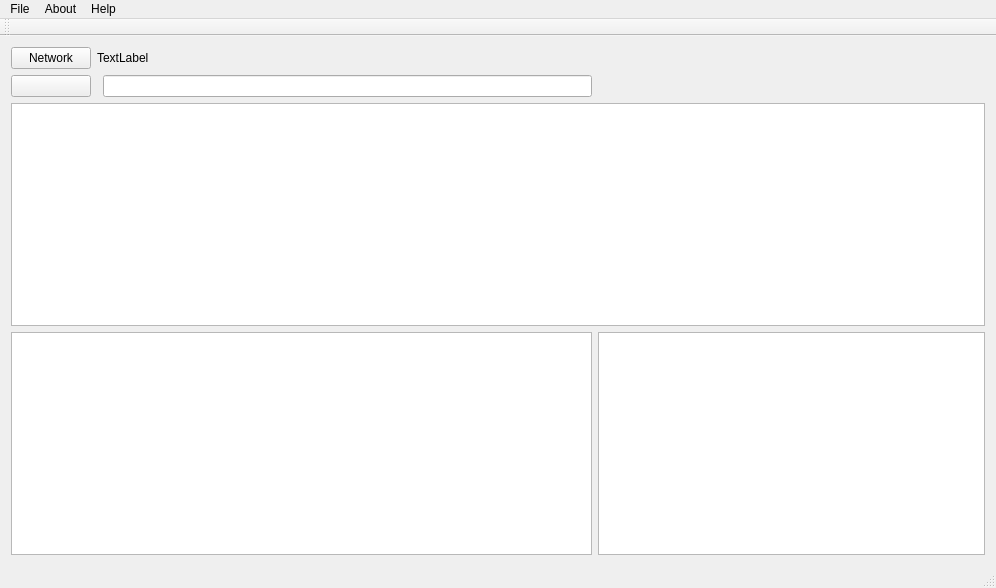
This is ui/mainwindow.ui in zqzqz/SimpleSniffer as Qt 5 draws it before an edit. The edited form follows.
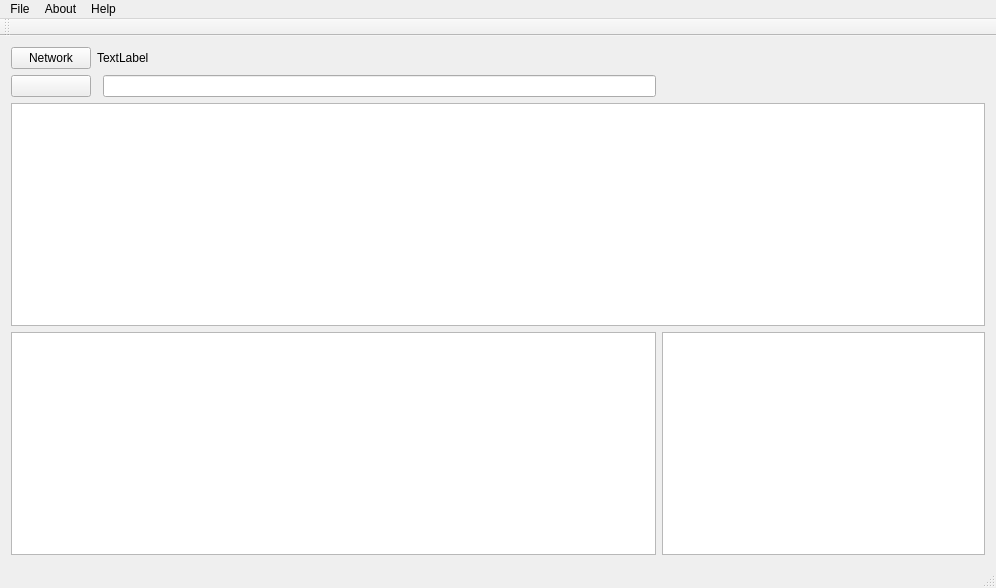
This is the edited form. Icons and pictures are not drawn.

The edit to the form file:
```diff
--- a/ui/mainwindow.ui
+++ b/ui/mainwindow.ui
@@ -15,8 +15,8 @@
   </property>
   <widget class="QWidget" name="centralWidget">
    <layout class="QGridLayout" name="gridLayout_2">
-    <item row="1" column="0">
-     <layout class="QGridLayout" name="gridLayout_3" rowstretch="0,0,0,0" columnstretch="3,2">
+    <item row="0" column="0">
+     <layout class="QGridLayout" name="gridLayout_3" rowstretch="0,0,0,0,0,0" columnstretch="2,1">
       <item row="0" column="0">
        <layout class="QGridLayout" name="gridLayout">
         <item row="2" column="0">
@@ -77,10 +77,14 @@
         </property>
        </widget>
       </item>
-      <item row="3" column="0">
-       <widget class="QTreeView" name="treeView"/>
+      <item row="5" column="0">
+       <widget class="QTreeView" name="treeView">
+        <property name="contextMenuPolicy">
+         <enum>Qt::CustomContextMenu</enum>
+        </property>
+       </widget>
       </item>
-      <item row="3" column="1">
+      <item row="5" column="1">
        <widget class="QTextBrowser" name="textBrowser">
         <property name="font">
          <font>
```
Left out of the diff: 7 changed lines with no effect on the pictures.
